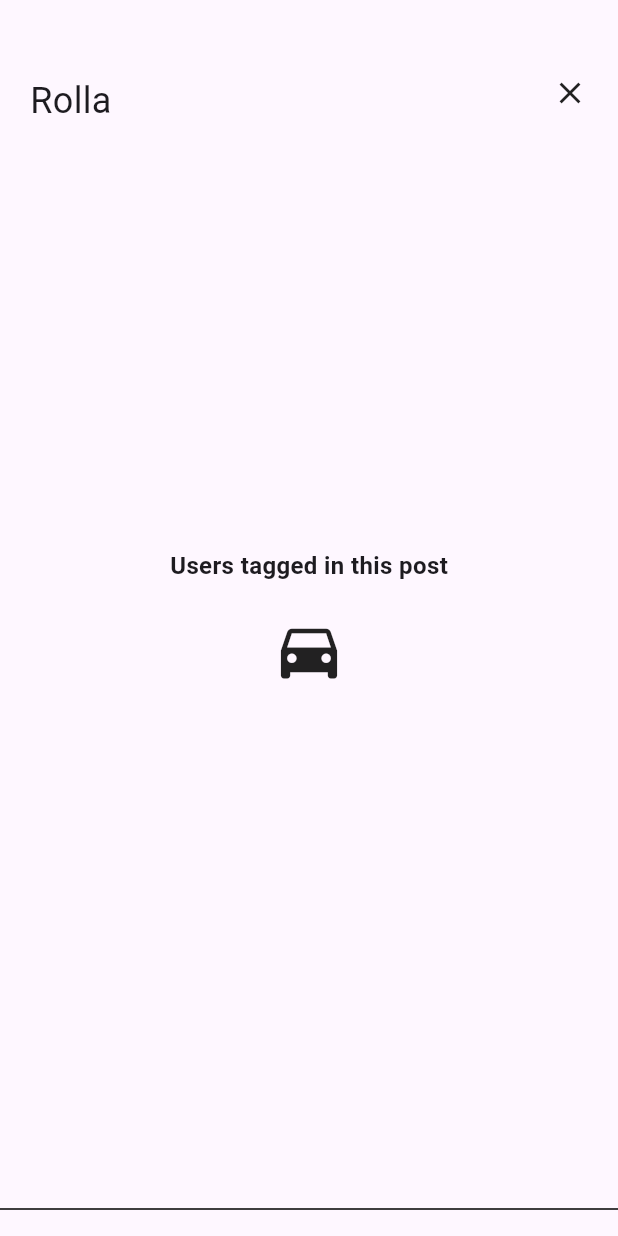
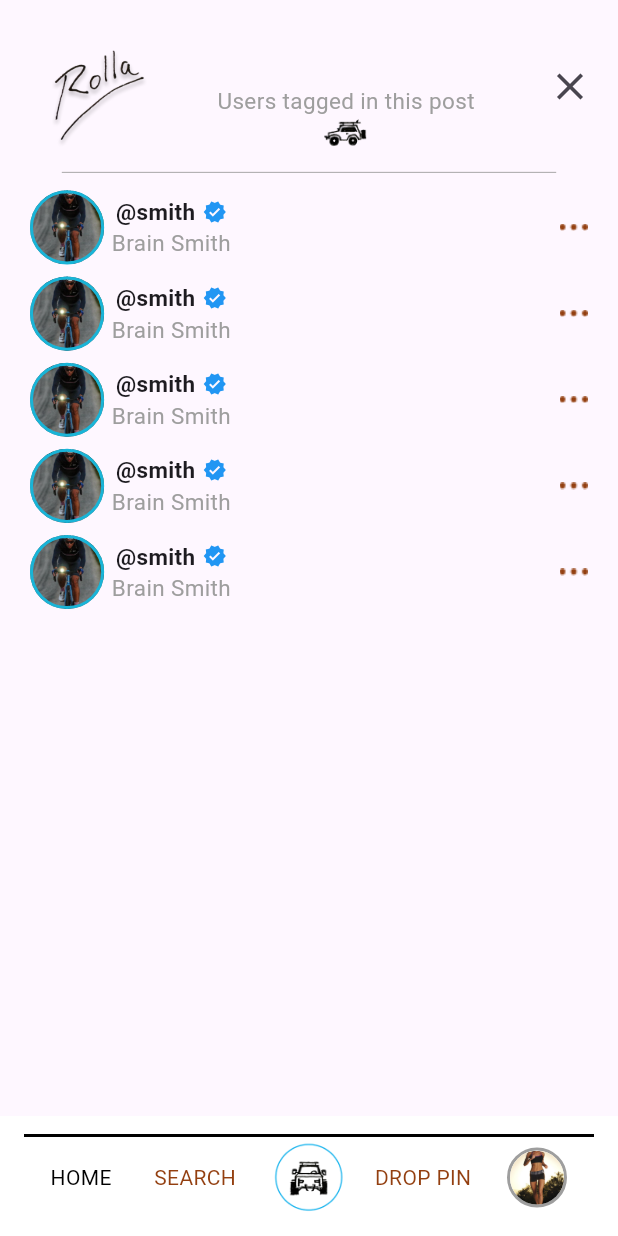
Before and after one commit to kstar0102/RollaTravel, a Flutter app: the HomeTagScreen screen opened directly, on a phone screen of 412 x 824 dp. Run offline on Flutter 3.47's test engine with Material 3 defaults, Android fonts, the phone set to English and light mode, and no system bars; our stand-ins replace camera, flutter_map, flutter_riverpod, flutter_screenutil, flutter_typeahead, freezed_annotation and 8 more; Roboto replaces fonts that are missing (Cursive).

Commit message:
home user screen making

```diff
--- a/lib/src/screen/home/home_tag_screen.dart
+++ b/lib/src/screen/home/home_tag_screen.dart
@@ -1,5 +1,8 @@
 import 'package:flutter/material.dart';
 import 'package:flutter_riverpod/flutter_riverpod.dart';
+import 'package:RollaStrava/src/utils/index.dart';
+import 'package:RollaStrava/src/constants/app_styles.dart';
+import 'package:RollaStrava/src/widget/bottombar.dart';
 
 class HomeTagScreen extends ConsumerStatefulWidget  {
   const HomeTagScreen({super.key});
@@ -9,6 +12,7 @@ class HomeTagScreen extends ConsumerStatefulWidget  {
 }
 
 class HomeTagScreenState extends ConsumerState<HomeTagScreen> {
+  final int _currentIndex = 0;
   Future<bool> _onWillPop() async {
     return false;
   }
@@ -17,65 +21,98 @@ class HomeTagScreenState extends ConsumerState<HomeTagScreen> {
     return WillPopScope(
       onWillPop: _onWillPop,
       child: Scaffold(
-        body: Stack(
-          children: [
-            Positioned(
-              top: 50,
-              left: 20,
-              child: Text(
-                'Rolla',
-                style: TextStyle(
-                  fontFamily: 'Cursive',
-                  fontSize: 24,
-                ),
-              ),
-            ),
-            Positioned.fill(
-              child: Align(
-                alignment: Alignment.center,
-                child: Column(
-                  mainAxisSize: MainAxisSize.min,
+        body: Center(
+          child: Column(
+            children: [
+              Padding(
+                padding: const EdgeInsets.only(top: 8.0, left: 8.0, right: 8.0),
+                child: Row(
+                  mainAxisAlignment: MainAxisAlignment.spaceBetween,
                   children: [
-                    Text(
-                      'Users tagged in this post',
-                      style: TextStyle(
-                        fontSize: 16,
-                        fontWeight: FontWeight.bold,
+                    Image.asset('assets/images/icons/logo.png', height: vhh(context, 12)),
+                    Center(
+                      child: Column(
+                        children: [
+                          SizedBox(height: vhh(context, 5)),
+                          const Text(
+                            "Users tagged in this post",
+                            style: TextStyle(color: Colors.grey, fontSize: 15),
+                          ),
+                          Image.asset("assets/images/icons/add_car.png", width: vww(context, 8)),
+
+                        ],
                       ),
                     ),
-                    SizedBox(height: 20),
-                    Icon(
-                      Icons.directions_car, // You can replace this with your car icon
-                      size: 50,
+                    IconButton(
+                      icon: const Icon(Icons.close, size: 30),
+                      onPressed: () {
+                        Navigator.of(context).pop(); // Close the screen
+                      },
                     ),
                   ],
                 ),
               ),
-            ),
-            Positioned(
-              top: 50,
-              right: 20,
-              child: GestureDetector(
-                onTap: () {
-                  Navigator.pop(context); // Handle close button logic
-                },
-                child: Icon(
-                  Icons.close,
-                  size: 24,
+              SizedBox(
+                width: vww(context, 80), // Set the width of the Divider
+                child: const Divider(
+                  thickness: 0.6, // Set the thickness of the line
+                  color: Colors.grey, // Optional: Set the color of the Divider
                 ),
               ),
-            ),
-            Positioned(
-              bottom: 10,
-              left: 0,
-              right: 0,
-              child: Divider(
-                color: Colors.black,
-                thickness: 1,
+              Expanded(
+                child: ListView.builder(
+                  itemCount: 5,
+                  itemBuilder: (context, index) {
+                    return Padding(
+                      padding: const EdgeInsets.symmetric(vertical: 4.0, horizontal: 20),
+                      child: Row(
+                        children: [
+                          Container(
+                            height: vhh(context, 6),
+                            width: vhh(context, 6),
+                            decoration: BoxDecoration(
+                              borderRadius: BorderRadius.circular(100),
+                              border: Border.all(
+                                color: kColorHereButton,
+                                width: 2,
+                              ),
+                              image: const DecorationImage(
+                                image: AssetImage("assets/images/background/image1.png"),
+                                fit: BoxFit.cover,
+                              ),
+                            ),
+                          ),
+                          const SizedBox(width: 5),
+                          const Column(
+                            children: [
+                              Row(
+                                children: [
+                                  Text(
+                                    "@smith",
+                                    style: const TextStyle(
+                                      fontWeight: FontWeight.bold,
+                                      fontSize: 15
+                                    ),
+                                  ),
+                                  SizedBox(width: 5),
+                                  Icon(Icons.verified, color: Colors.blue, size: 16),
+                                ],
+                              ),
+                              Text("Brain Smith", style: TextStyle(fontSize: 15, color: Colors.grey),)
+                            ],
+                          ),
+                          const Spacer(),
+                          Image.asset("assets/images/icons/reference.png"),
+                        ],
+                      ),
+                    );
+                  },
+                ),
               ),
-            ),
-          ],
+            ],
+          ),
         ),
+        bottomNavigationBar: BottomNavBar(currentIndex: _currentIndex),
       ),
     );
   }
```
Also changed, not shown: lib/src/screen/home/home_screen.dart (+59 -3 lines), lib/src/screen/home/home_user_screen.dart (added, +373 -0 lines).
